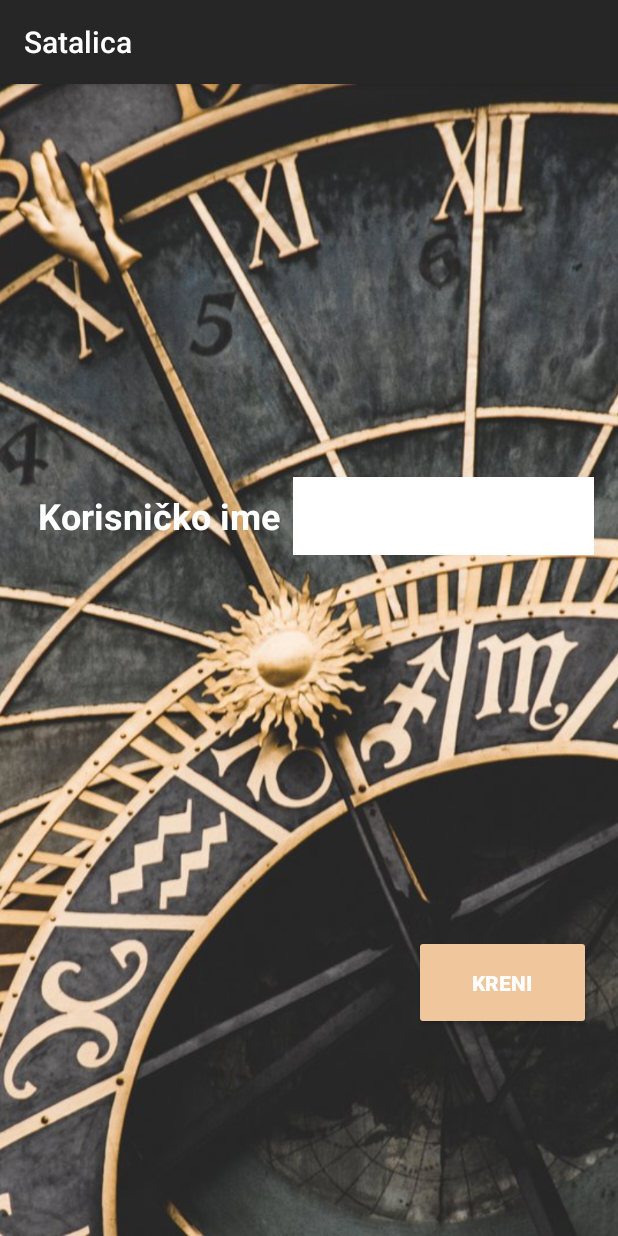
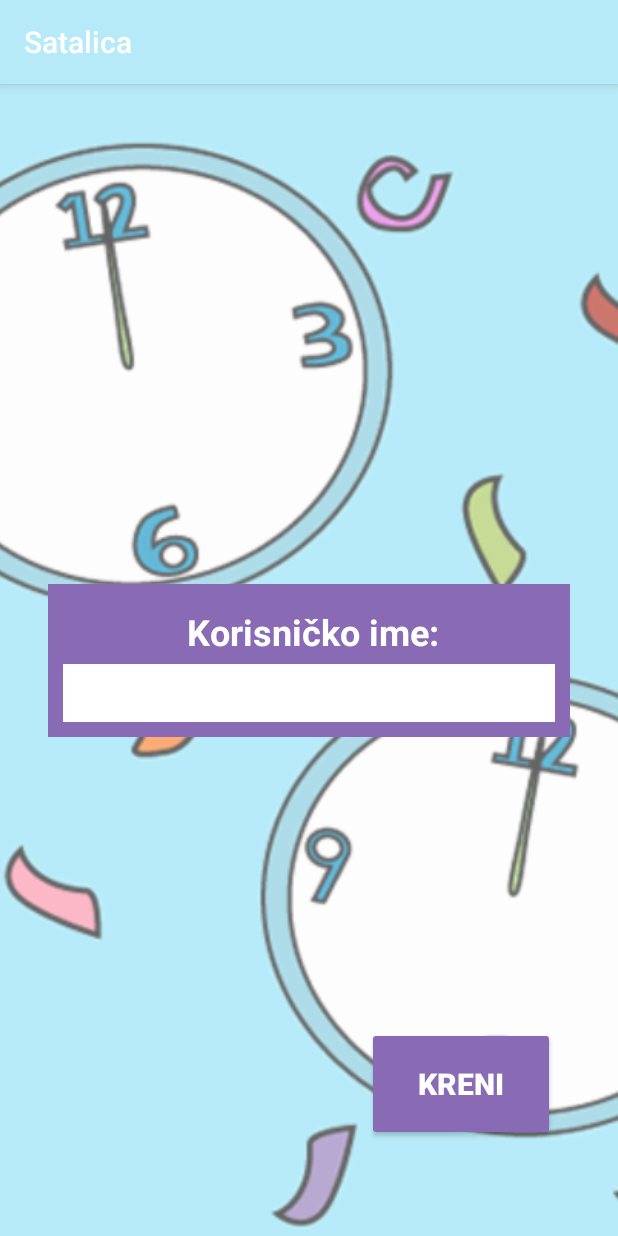
Before and after one commit to vsoljic/Satalica, an Android app: the UserActivity screen opened directly, with no data from a screen before it, on a phone screen of 412 x 824 dp. Run offline under Robolectric (Android 15) with nearby library versions, the phone set to English and light mode, and no system bars.

Commit message:
New design, added game page

```diff
--- a/app/build.gradle
+++ b/app/build.gradle
@@ -4,7 +4,7 @@ android {
     compileSdkVersion 27
     defaultConfig {
         applicationId "tvz.android.satalica"
-        minSdkVersion 15
+        minSdkVersion 23
         targetSdkVersion 27
         versionCode 1
         versionName "1.0"
--- a/app/src/main/AndroidManifest.xml
+++ b/app/src/main/AndroidManifest.xml
@@ -16,7 +16,8 @@
                 <category android:name="android.intent.category.LAUNCHER" />
             </intent-filter>
         </activity>
-        <activity android:name=".UserActivity"></activity>
+        <activity android:name=".UserActivity" />
+        <activity android:name=".Game"></activity>
     </application>
 
 </manifest>
--- a/app/src/main/res/layout/activity_user.xml
+++ b/app/src/main/res/layout/activity_user.xml
@@ -4,61 +4,68 @@
     xmlns:tools="http://schemas.android.com/tools"
     android:layout_width="match_parent"
     android:layout_height="match_parent"
-    tools:context=".UserActivity">
+    tools:context=".UserActivity"
+    tools:layout_editor_absoluteY="81dp">
 
     <ImageView
-        android:id="@+id/imageView2"
-        android:layout_width="wrap_content"
-        android:layout_height="wrap_content"
+        android:id="@+id/imgViewBackground"
+        android:layout_width="match_parent"
+        android:layout_height="fill_parent"
+        android:alpha="0.6"
         android:contentDescription="@string/content_desc"
         android:scaleType="centerCrop"
+        app:layout_constraintBottom_toBottomOf="parent"
         app:layout_constraintEnd_toEndOf="parent"
         app:layout_constraintStart_toStartOf="parent"
         app:layout_constraintTop_toTopOf="parent"
-        app:srcCompat="@drawable/watch3" />
+        app:srcCompat="@drawable/newyear_clockbackground" />
 
     <LinearLayout
         android:id="@+id/linearLayout"
-        android:layout_width="0dp"
-        android:layout_height="52dp"
-        android:layout_marginBottom="170dp"
-        android:layout_marginEnd="16dp"
-        android:layout_marginLeft="16dp"
-        android:layout_marginRight="16dp"
-        android:layout_marginStart="16dp"
-        android:layout_marginTop="178dp"
-        android:orientation="horizontal"
-        app:layout_constraintBottom_toTopOf="@+id/button"
+        android:layout_width="348dp"
+        android:layout_height="102dp"
+        android:layout_marginEnd="8dp"
+        android:layout_marginLeft="8dp"
+        android:layout_marginRight="8dp"
+        android:layout_marginStart="8dp"
+        android:background="@color/colorAccent"
+        android:orientation="vertical"
+        android:padding="10dp"
+        app:layout_constraintBottom_toBottomOf="parent"
         app:layout_constraintEnd_toEndOf="parent"
         app:layout_constraintStart_toStartOf="parent"
         app:layout_constraintTop_toTopOf="parent">
 
         <TextView
             android:id="@+id/labelUserName"
-            android:layout_width="179dp"
-            android:layout_height="match_parent"
+            android:layout_width="328dp"
+            android:layout_height="wrap_content"
             android:ems="10"
+            android:gravity="center"
+            android:paddingBottom="5dp"
+            android:paddingLeft="6dp"
+            android:paddingRight="1dp"
+            android:paddingTop="5dp"
             android:text="@string/user_name"
             android:textColor="#fff"
             android:textSize="24sp"
             android:textStyle="bold"
             android:visibility="visible"
-            android:gravity="center"
             app:layout_constraintStart_toStartOf="parent"
             app:layout_constraintTop_toTopOf="parent" />
 
         <EditText
             android:id="@+id/inputUserName"
-            android:layout_width="wrap_content"
-            android:layout_height="match_parent"
+            android:layout_width="328dp"
+            android:layout_height="42dp"
             android:background="#fff"
             android:ems="10"
             android:inputType="textPersonName"
-            android:text=""
-            android:textColor="#F0C69C"
+            android:textColor="@color/colorAccent"
             android:textSize="24sp"
             android:textStyle="bold"
             android:visibility="visible"
+            android:maxLength="10"
             app:layout_constraintBottom_toTopOf="@+id/button"
             app:layout_constraintEnd_toEndOf="parent"
             app:layout_constraintHorizontal_bias="1.0"
@@ -70,15 +77,23 @@
     <Button
         android:id="@+id/button"
         style="@style/Widget.AppCompat.Button.Colored"
-        android:layout_width="118dp"
-        android:layout_height="63dp"
-        android:layout_marginBottom="53dp"
-        android:layout_marginEnd="18dp"
+        android:layout_width="125dp"
+        android:layout_height="76dp"
+        android:layout_marginBottom="8dp"
+        android:layout_marginEnd="8dp"
+        android:layout_marginLeft="8dp"
+        android:layout_marginRight="8dp"
+        android:layout_marginStart="8dp"
+        android:layout_marginTop="8dp"
+        android:text="@string/go_game"
+        android:textSize="20sp"
         android:textStyle="bold"
-        android:layout_marginRight="16dp"
-        android:text="@string/go_game"
+        android:onClick="startGame"
         app:layout_constraintBottom_toBottomOf="parent"
         app:layout_constraintEnd_toEndOf="parent"
-        app:layout_constraintTop_toBottomOf="@+id/linearLayout" />
+        app:layout_constraintHorizontal_bias="0.875"
+        app:layout_constraintStart_toStartOf="parent"
+        app:layout_constraintTop_toBottomOf="@+id/linearLayout"
+        app:layout_constraintVertical_bias="0.771" />
 
 </android.support.constraint.ConstraintLayout>
--- a/app/src/main/res/values/colors.xml
+++ b/app/src/main/res/values/colors.xml
@@ -1,6 +1,6 @@
 <?xml version="1.0" encoding="utf-8"?>
 <resources>
-    <color name="colorPrimary">#262626</color>
-    <color name="colorPrimaryDark">#262626</color>
-    <color name="colorAccent">#F0C69C</color>
+    <color name="colorPrimary">#B7EAF8</color>
+    <color name="colorPrimaryDark">#B7EAF8</color>
+    <color name="colorAccent">#886ab5</color>
 </resources>
--- a/app/src/main/res/values/strings.xml
+++ b/app/src/main/res/values/strings.xml
@@ -4,6 +4,6 @@
     <string name="results">Rezultati</string>
     <string name="content_desc">Background image</string>
     <string name="tutorial">Tutorial</string>
-    <string name="user_name">Korisničko ime</string>
+    <string name="user_name">Korisničko ime:</string>
     <string name="go_game">Kreni</string>
 </resources>
```
Also changed, not shown: app/src/main/java/tvz/android/satalica/Game.java (added, +34 -0 lines), app/src/main/java/tvz/android/satalica/UserActivity.java (+9 -2 lines), app/src/main/res/drawable/border.xml (added, +8 -0 lines), app/src/main/res/layout/activity_game.xml (added, +58 -0 lines), app/src/main/res/layout/activity_main.xml (+33 -34 lines), app/src/main/res/drawable/clock.jpg (added), app/src/main/res/drawable/clock_calendar.jpg (added), app/src/main/res/drawable/newyear_clockbackground.gif (added), app/src/main/res/drawable/tasks.jpg (added).
